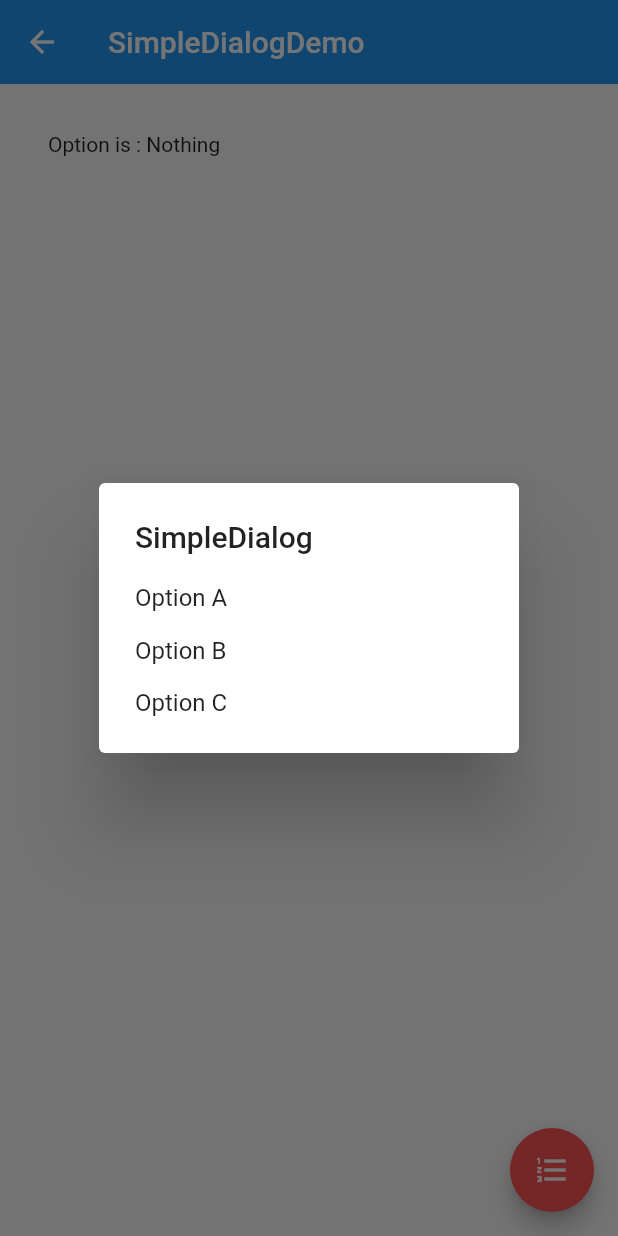
After one commit to linsgmg/common_widget, a Flutter app: the SimpleDialogDemo screen opened directly, after a tap on the "format list numbered" icon, on a phone screen of 412 x 824 dp. The commit adds this screen. Run offline on Flutter 3.47's test engine with Material 2 defaults, Android fonts, the phone set to English and light mode, and no system bars.

Commit message:
dialog 01

```diff
--- a/lib/material_componets.dart
+++ b/lib/material_componets.dart
@@ -2,6 +2,7 @@ import 'package:flutter/material.dart';
 import 'pop_menu_button_demo.dart';
 import 'check_demo.dart';
 import 'check_demo2.dart';
+import 'simple_dialog_demo.dart';
 
 class MaterialComponets extends StatelessWidget {
   @override
@@ -18,6 +19,7 @@ class MaterialComponets extends StatelessWidget {
           ListItem(title: 'PopMenuButtonDemo', page: PopMenuButtonDemo()),
           ListItem(title: 'CheckBoxDemo', page: CheckBoxDemo()),
           ListItem(title: 'CheckBoxDemo2', page: CheckBoxDemo2()),
+          ListItem(title: 'SimpleDialogDemo', page: SimpleDialogDemo()),
         ],
       ),
     );
--- /dev/null
+++ b/lib/simple_dialog_demo.dart
@@ -0,0 +1,82 @@
+import 'package:flutter/material.dart';
+import 'dart:async';
+
+enum Options { A, B, C }
+
+class SimpleDialogDemo extends StatefulWidget {
+  @override
+  _SimpleDialogDemoState createState() => _SimpleDialogDemoState();
+}
+
+class _SimpleDialogDemoState extends State<SimpleDialogDemo> {
+  String _choice='Nothing';
+  _showSimpleDialog() async {
+    final option = await showDialog(
+        context: context,
+        builder: (BuildContext context) {
+          return SimpleDialog(
+            title: Text('SimpleDialog'),
+            children: <Widget>[
+              SimpleDialogOption(
+                child: Text('Option A'),
+                onPressed: () {
+                  Navigator.pop(context, Options.A);
+                },
+              ),
+              SimpleDialogOption(
+                child: Text('Option B'),
+                onPressed: () {
+                  Navigator.pop(context, Options.B);
+                },
+              ),
+              SimpleDialogOption(
+                child: Text('Option C'),
+                onPressed: () {
+                  Navigator.pop(context, Options.C);
+                },
+              ),
+            ],
+          );
+        });
+        switch (option) {
+          case Options.A:
+            setState(() {
+              _choice="A";
+            });
+            break;
+          case Options.B:
+            setState(() {
+              _choice="B";
+            });
+            break;
+          case Options.C:
+            setState(() {
+              _choice="C";
+            });
+            break;
+          default:
+        }
+  }
+
+  @override
+  Widget build(BuildContext context) {
+    return Scaffold(
+      appBar: AppBar(
+        title: Text('SimpleDialogDemo'),
+        elevation: 0.0,
+      ),
+      body: Container(
+        padding: EdgeInsets.all(32),
+        child: Column(
+          children: <Widget>[
+            Text('Option is : $_choice'),
+          ],
+        ),
+      ),
+      floatingActionButton: FloatingActionButton(
+        child: Icon(Icons.format_list_numbered),
+        onPressed: _showSimpleDialog,
+      ),
+    );
+  }
+}
```
